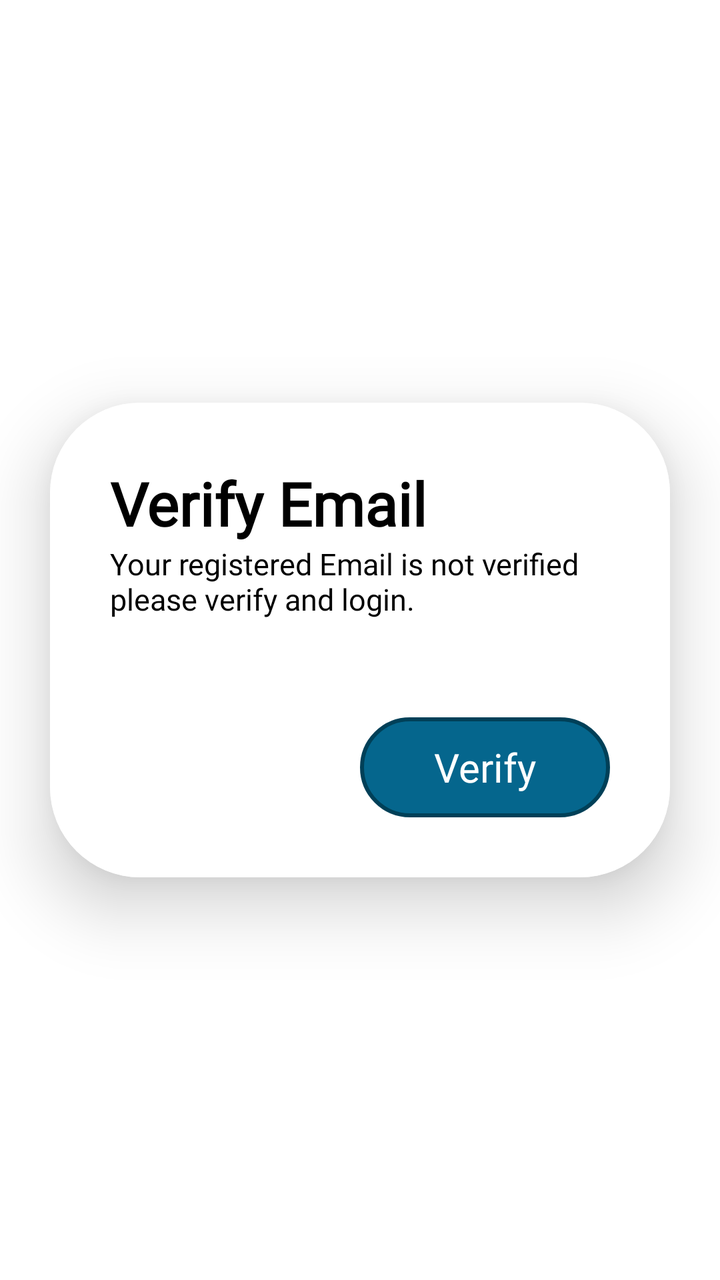
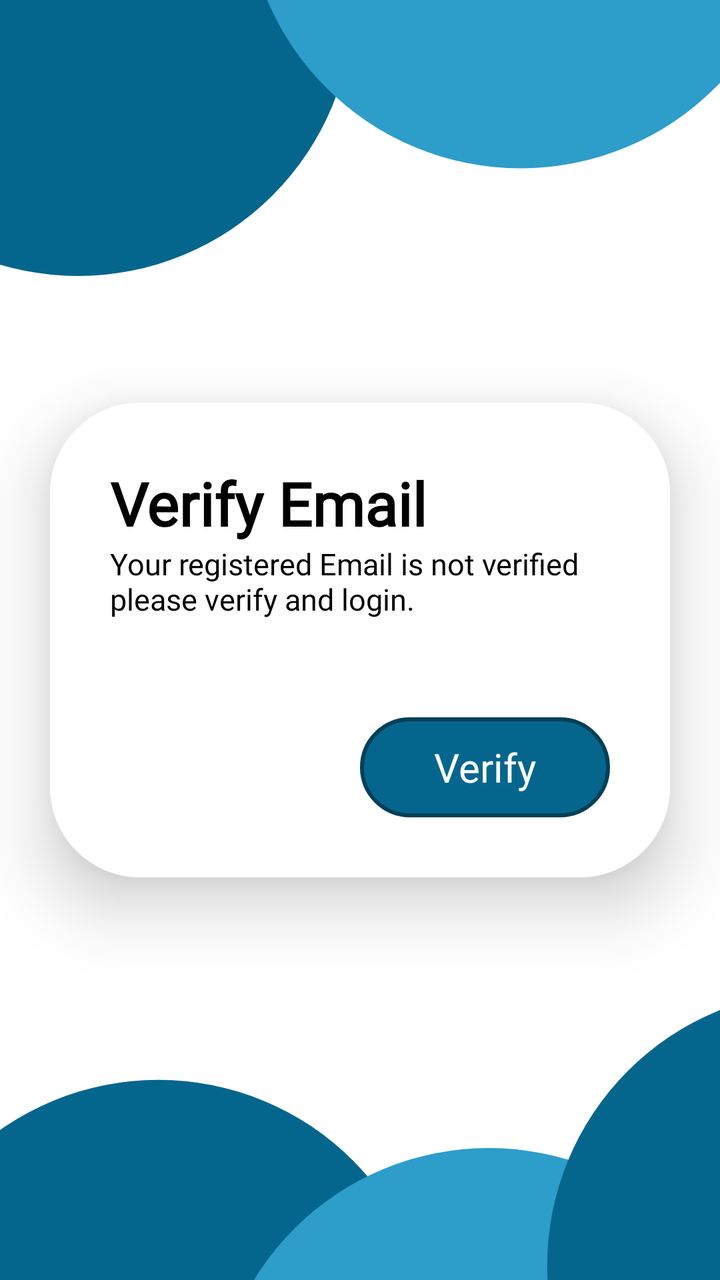

Two renders of the same Android screen: before a commit and after it. Below are the layout's source before the change and the commit's diff.
<!-- AndroidManifest.xml: application theme Theme.Hostelvault -->
<!-- res/layout/activity_verify_email.xml -->
<?xml version="1.0" encoding="utf-8"?>
<LinearLayout xmlns:android="http://schemas.android.com/apk/res/android"
    xmlns:app="http://schemas.android.com/apk/res-auto"
    xmlns:tools="http://schemas.android.com/tools"
    android:id="@+id/main"
    android:layout_width="match_parent"
    android:gravity="center"
    android:background="@color/white"
    android:layout_height="match_parent"
    tools:context=".verifyEmailActivity">

    <androidx.cardview.widget.CardView
        android:layout_width="wrap_content"
        android:layout_height="wrap_content"
        app:cardCornerRadius="45dp"
        app:cardElevation="20dp">

        <LinearLayout
            android:layout_width="match_parent"
            android:orientation="vertical"
            android:gravity="start"
            android:padding="30dp"
            android:background="@drawable/edittextbg"
            android:layout_height="match_parent">

            <TextView
                android:layout_width="wrap_content"
                android:layout_height="wrap_content"
                android:fontFamily="@font/poppins_semibold"
                android:text="Verify Email"
                android:textSize="30sp"
                android:textColor="@color/black"
                android:textStyle="bold"
                app:layout_constraintBottom_toBottomOf="parent"
                app:layout_constraintEnd_toEndOf="parent"
                app:layout_constraintStart_toStartOf="parent"
                app:layout_constraintTop_toTopOf="parent"
                app:layout_constraintVertical_bias="0.052"
                tools:ignore="HardcodedText" />

            <TextView
                android:layout_width="250dp"
                android:layout_height="wrap_content"
                android:fontFamily="@font/poppins"
                android:text="Your registered Email is not verified please verify and login."
                android:textAlignment="textStart"
                android:textColor="@color/black"
                android:textSize="15sp" />

            <LinearLayout
                android:layout_width="match_parent"
                android:layout_height="wrap_content"
                android:gravity="right"
                android:layout_marginTop="24dp"
                android:orientation="horizontal">

                <View
                    android:layout_width="0dp"
                    android:layout_height="75dp"
                    android:layout_weight="1" />

                <com.google.android.material.button.MaterialButton
                    android:id="@+id/verifybtn"
                    style="@style/Theme.Hostelvault"
                    android:layout_width="0dp"
                    android:layout_height="match_parent"
                    android:layout_marginTop="25dp"
                    android:layout_weight="1"
                    android:gravity="center"
                    android:background="@drawable/btn_bg"
                    android:fontFamily="@font/poppins_semibold"
                    android:text="@string/verify"
                    android:textColor="@color/white"
                    android:textSize="20sp">

                </com.google.android.material.button.MaterialButton>


            </LinearLayout>




































        </LinearLayout>

    </androidx.cardview.widget.CardView>

</LinearLayout>
<!-- resources referenced by this layout -->
<resources>
  <color name="black">#FF000000</color>
  <color name="white">#FFFFFFFF</color>
  <!-- drawable btn_bg (drawable) -->
  <?xml version="1.0" encoding="utf-8"?>
  <shape xmlns:android="http://schemas.android.com/apk/res/android" android:shape="rectangle">
      <stroke
          android:color="#004058"
          android:width="2dp">
      </stroke>
      <corners
          android:radius="300dp">
      </corners>
      <solid
          android:color="@color/dark_teal">
      </solid>
  </shape>
  <!-- drawable edittextbg (drawable) -->
  <?xml version="1.0" encoding="utf-8"?>
  <layer-list xmlns:android="http://schemas.android.com/apk/res/android"
      android:shape="rectangle">
      <item>
          <shape >
              <corners
                  android:radius="24dp">
  
              </corners>
              <solid
                  android:color="@color/white">
              </solid>
          </shape>
      </item>
  </layer-list>
  <string name="verify">Verify</string>
  <style name="Theme.Hostelvault" parent="Theme.Material3.DayNight.NoActionBar">
  
          <item name="android:statusBarColor">@color/bg_color</item>
          <item name="colorPrimary">@color/black</item>
          <item name="colorPrimaryVariant">@color/transparent</item>
          <item name="backgroundTint">@null</item>
          <item name="strokeColor">@null</item>
  
      </style>
  <color name="dark_teal">#05668D</color>
  <color name="bg_color">#1A1A24</color>
  <color name="transparent">#004F4FA5</color>
</resources>

<!-- the commit's change to res/layout/activity_verify_email.xml (unified diff, before → after) -->
@@ -5,13 +5,15 @@
     android:id="@+id/main"
     android:layout_width="match_parent"
     android:gravity="center"
-    android:background="@color/white"
+    android:background="@drawable/smallactivity_bg"
     android:layout_height="match_parent"
     tools:context=".verifyEmailActivity">
 
     <androidx.cardview.widget.CardView
         android:layout_width="wrap_content"
         android:layout_height="wrap_content"
+        android:layout_marginLeft="20dp"
+        android:layout_marginRight="20dp"
         app:cardCornerRadius="45dp"
         app:cardElevation="20dp">
 
<!-- resource entries referenced after the edit -->
@@ -32,6 +32,38 @@
           </shape>
       </item>
   </layer-list>
+  <!-- drawable smallactivity_bg (drawable) -->
+  <vector xmlns:android="http://schemas.android.com/apk/res/android"
+      android:width="475dp"
+      android:height="844dp"
+      android:viewportWidth="475"
+      android:viewportHeight="844">
+    <path
+        android:pathData="M0,0h475v844h-475z"
+        android:fillColor="#CECECE"/>
+    <group>
+      <clip-path
+          android:pathData="M0,0h475v844h-475z"/>
+      <path
+          android:pathData="M0,0h475v844h-475z"
+          android:fillColor="#ffffff"/>
+      <path
+          android:pathData="M51.5,0.5m-181.5,0a181.5,181.5 0,1 1,363 0a181.5,181.5 0,1 1,-363 0"
+          android:fillColor="#05668D"/>
+      <path
+          android:pathData="M343.5,-70.5m-181.5,0a181.5,181.5 0,1 1,363 0a181.5,181.5 0,1 1,-363 0"
+          android:fillColor="#2D9DCA"/>
+      <path
+          android:pathData="M104.5,893.5m-181.5,0a181.5,181.5 0,1 1,363 0a181.5,181.5 0,1 1,-363 0"
+          android:fillColor="#05668D"/>
+      <path
+          android:pathData="M322.5,938.5m-181.5,0a181.5,181.5 0,1 1,363 0a181.5,181.5 0,1 1,-363 0"
+          android:fillColor="#2D9DCA"/>
+      <path
+          android:pathData="M542.5,834.5m-181.5,0a181.5,181.5 0,1 1,363 0a181.5,181.5 0,1 1,-363 0"
+          android:fillColor="#05668D"/>
+    </group>
+  </vector>
   <string name="verify">Verify</string>
   <style name="Theme.Hostelvault" parent="Theme.Material3.DayNight.NoActionBar">
   
